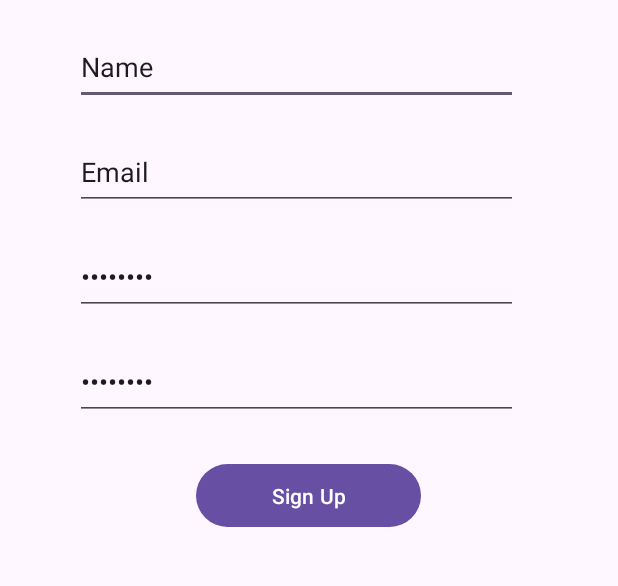
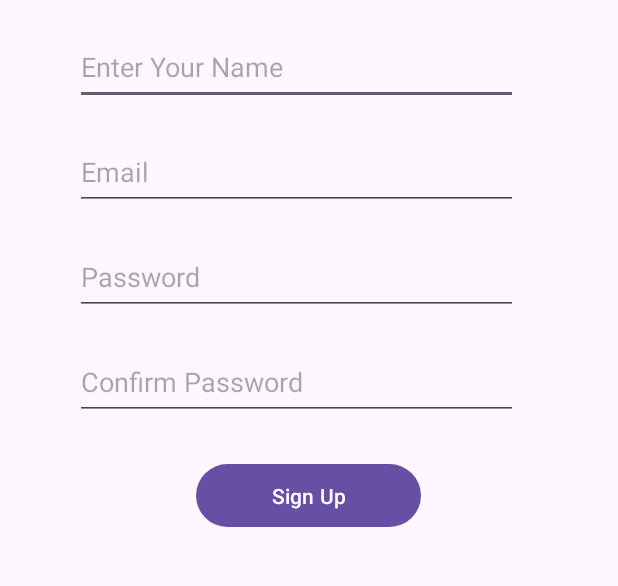
Before and after one commit to hilalkabanli/MobileProject, an Android app: the SignupActivity screen opened directly, with no data from a screen before it, on a phone screen of 412 x 824 dp, the part 198-784 px from its top. Run offline under Robolectric (Android 15) with nearby library versions, the phone set to English and light mode, and no system bars; our stand-ins replace Firebase (no records; nobody signed in at launch, a user with empty details on screens opened directly).

Commit message:
UI update

```diff
--- a/app/src/main/res/layout/activity_login.xml
+++ b/app/src/main/res/layout/activity_login.xml
@@ -39,6 +39,7 @@
         android:layout_marginStart="50dp"
         android:layout_marginTop="20dp"
         android:ems="10"
+        android:hint="Enter Your Email"
         android:inputType="textEmailAddress"
         app:layout_constraintStart_toStartOf="parent"
         app:layout_constraintTop_toBottomOf="@+id/textView5" />
@@ -50,6 +51,7 @@
         android:layout_marginStart="50dp"
         android:layout_marginTop="20dp"
         android:ems="10"
+        android:hint="Enter Your Password"
         android:inputType="textPassword"
         app:layout_constraintStart_toStartOf="parent"
         app:layout_constraintTop_toBottomOf="@+id/editTextEmailAddress2" />
--- a/app/src/main/res/layout/activity_signup.xml
+++ b/app/src/main/res/layout/activity_signup.xml
@@ -14,7 +14,7 @@
         android:layout_marginTop="152dp"
         android:ems="10"
         android:inputType="textPersonName"
-        android:text="Name"
+        android:hint="Enter Your Name"
         app:layout_constraintEnd_toEndOf="parent"
         app:layout_constraintHorizontal_bias="0.0"
         app:layout_constraintStart_toStartOf="parent"
@@ -28,7 +28,7 @@
         android:layout_marginTop="20dp"
         android:ems="10"
         android:inputType="textPassword"
-        android:text="Password"
+        android:hint="Password"
         app:layout_constraintEnd_toEndOf="parent"
         app:layout_constraintHorizontal_bias="0.0"
         app:layout_constraintStart_toStartOf="parent"
@@ -42,7 +42,7 @@
         android:layout_marginTop="20dp"
         android:ems="10"
         android:inputType="textPassword"
-        android:text="Password"
+        android:hint="Confirm Password"
         app:layout_constraintEnd_toEndOf="parent"
         app:layout_constraintHorizontal_bias="0.0"
         app:layout_constraintStart_toStartOf="parent"
@@ -56,7 +56,7 @@
         android:layout_marginTop="20dp"
         android:ems="10"
         android:inputType="textEmailAddress"
-        android:text="Email"
+        android:hint="Email"
         app:layout_constraintEnd_toEndOf="parent"
         app:layout_constraintHorizontal_bias="0.0"
         app:layout_constraintStart_toStartOf="parent"
--- a/app/src/main/res/layout/activity_signup_login.xml
+++ b/app/src/main/res/layout/activity_signup_login.xml
@@ -30,11 +30,11 @@
         android:layout_marginTop="50dp"
         android:layout_marginEnd="124dp"
         android:layout_marginBottom="21dp"
+        android:background="@drawable/pawhand"
         app:layout_constraintBottom_toTopOf="@+id/textView"
         app:layout_constraintEnd_toEndOf="parent"
         app:layout_constraintStart_toStartOf="parent"
-        app:layout_constraintTop_toTopOf="parent"
-        tools:srcCompat="@drawable/pawhand" />
+        app:layout_constraintTop_toTopOf="parent" />
 
     <Button
         android:id="@+id/button"
```
